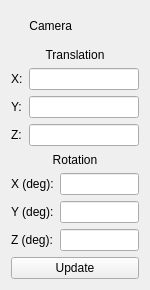
First picture: the form in RPIMoCap/RPIMoCapServer/src/Server/camerasettingswidget.ui, repository kaajo/RPIMoCap, before the edit.
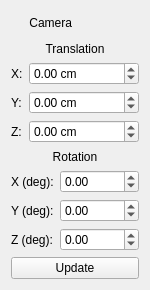
Second picture: the form after the edit.

What changed in the file:
```diff
--- a/RPIMoCap/RPIMoCapServer/src/Server/camerasettingswidget.ui
+++ b/RPIMoCap/RPIMoCapServer/src/Server/camerasettingswidget.ui
@@ -87,13 +87,43 @@
       </widget>
      </item>
      <item row="0" column="1">
-      <widget class="QLineEdit" name="translationXedit"/>
+      <widget class="QDoubleSpinBox" name="translationX">
+       <property name="suffix">
+        <string> cm</string>
+       </property>
+       <property name="minimum">
+        <double>-1000.000000000000000</double>
+       </property>
+       <property name="maximum">
+        <double>1000.000000000000000</double>
+       </property>
+      </widget>
      </item>
      <item row="1" column="1">
-      <widget class="QLineEdit" name="translationYedit"/>
+      <widget class="QDoubleSpinBox" name="translationY">
+       <property name="suffix">
+        <string> cm</string>
+       </property>
+       <property name="minimum">
+        <double>-1000.000000000000000</double>
+       </property>
+       <property name="maximum">
+        <double>1000.000000000000000</double>
+       </property>
+      </widget>
      </item>
      <item row="2" column="1">
-      <widget class="QLineEdit" name="translationZedit"/>
+      <widget class="QDoubleSpinBox" name="translationZ">
+       <property name="suffix">
+        <string> cm</string>
+       </property>
+       <property name="minimum">
+        <double>-1000.000000000000000</double>
+       </property>
+       <property name="maximum">
+        <double>1000.000000000000000</double>
+       </property>
+      </widget>
      </item>
     </layout>
    </item>
@@ -137,13 +167,34 @@
       </widget>
      </item>
      <item row="0" column="1">
-      <widget class="QLineEdit" name="rotationXedit"/>
+      <widget class="QDoubleSpinBox" name="rotationX">
+       <property name="minimum">
+        <double>-180.000000000000000</double>
+       </property>
+       <property name="maximum">
+        <double>180.000000000000000</double>
+       </property>
+      </widget>
      </item>
      <item row="1" column="1">
-      <widget class="QLineEdit" name="rotationYedit"/>
+      <widget class="QDoubleSpinBox" name="rotationY">
+       <property name="minimum">
+        <double>-89.900000000000006</double>
+       </property>
+       <property name="maximum">
+        <double>89.900000000000006</double>
+       </property>
+      </widget>
      </item>
      <item row="2" column="1">
-      <widget class="QLineEdit" name="rotationZedit"/>
+      <widget class="QDoubleSpinBox" name="rotationZ">
+       <property name="minimum">
+        <double>-89.900000000000006</double>
+       </property>
+       <property name="maximum">
+        <double>89.900000000000006</double>
+       </property>
+      </widget>
      </item>
     </layout>
    </item>
```
